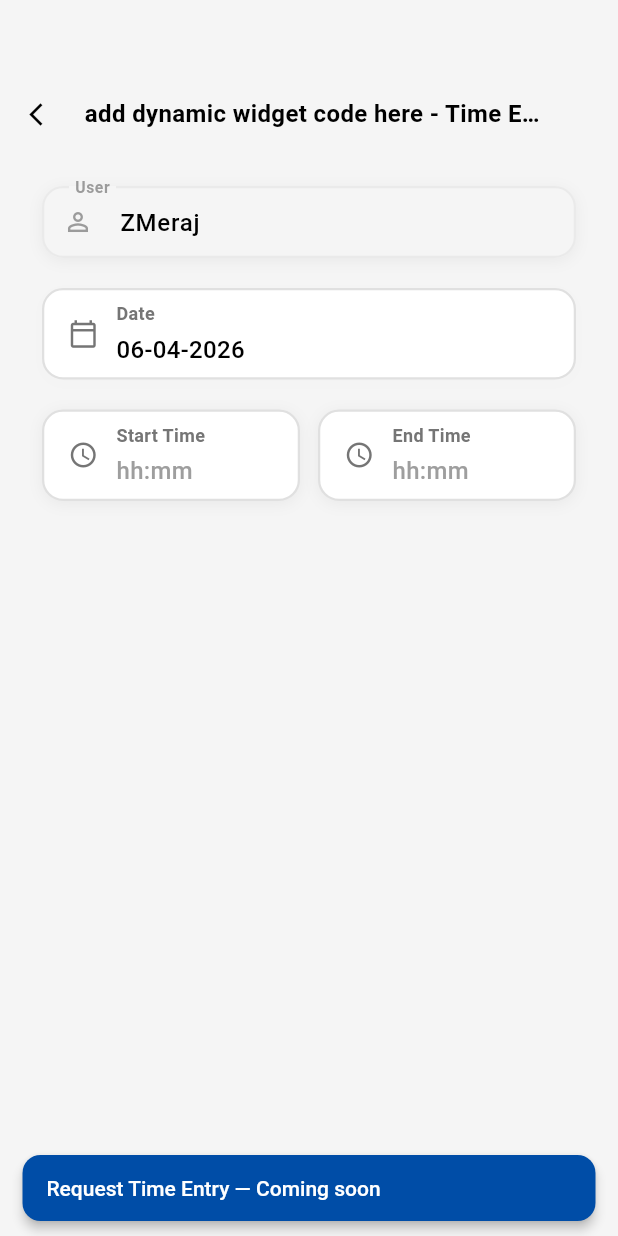
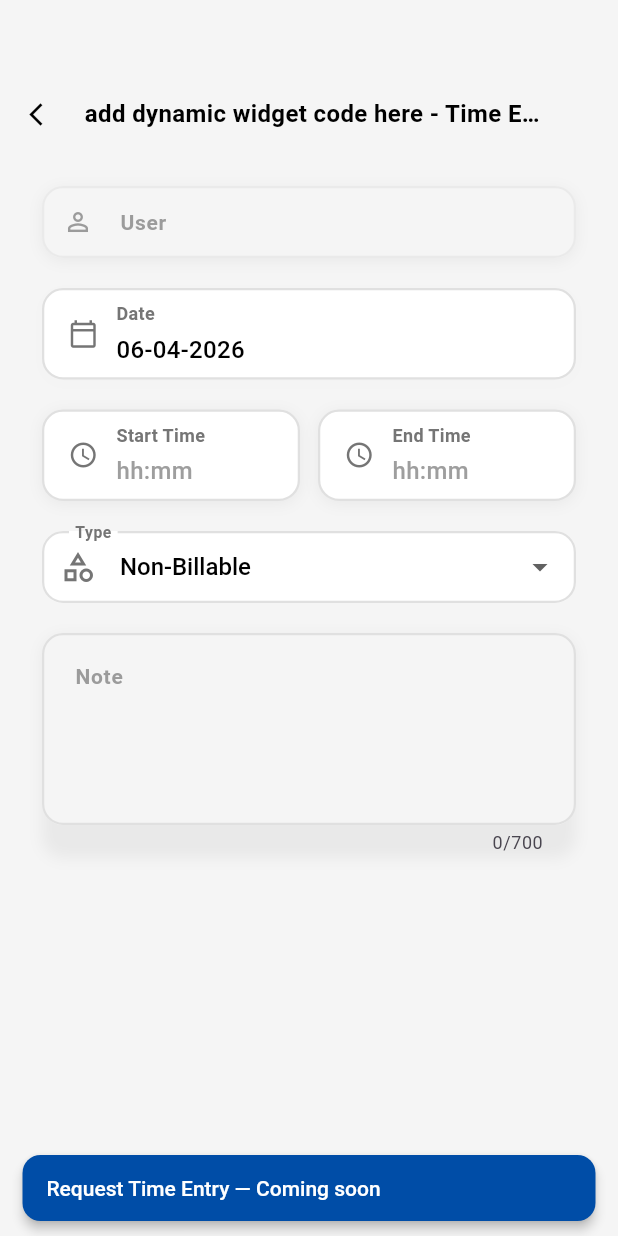
Before and after one commit to ankit76350dsv/dsv360_mobile_app, a Flutter app: the AddTimeEntryDialog screen opened directly with empty values, after a tap on "REQUEST", on a phone screen of 412 x 824 dp. Run offline on Flutter 3.47's test engine with Material 3 defaults, Android fonts, the phone set to English and light mode, and no system bars; our stand-ins replace connectivity_plus, dio, file_picker, fl_chart, flutter_riverpod, flutter_speed_dial and 4 more; missing offline and left inert: crop_your_image, syncfusion_flutter_pdfviewer, zcatalyst_sdk; accounts and stored records are empty; generated files the repository leaves out were written again; network calls fail.

Commit message:
inProgress: note field added on RequestEntryPage

```diff
--- a/lib/features/time_entry/view/pages/add_time_entry_dialog.dart
+++ b/lib/features/time_entry/view/pages/add_time_entry_dialog.dart
@@ -1048,7 +1048,7 @@ class _AddTimeEntryDialogState extends State<AddTimeEntryDialog> {
                             backgroundColor: Theme.of(context).custom.primary,
                           ),
                         );
-                        Navigator.push(context, MaterialPageRoute(builder: (context)=>RequestTimeEntriesScreen()));
+                        Navigator.push(context, MaterialPageRoute(builder: (context)=>RequestTimeEntriesScreen(currentUser: '',)));
 
 
 
--- a/lib/features/time_entry/view/pages/request_time_entries_screen.dart
+++ b/lib/features/time_entry/view/pages/request_time_entries_screen.dart
@@ -1,3 +1,4 @@
+import 'package:dsv360/core/constants/auth_manager.dart';
 import 'package:dsv360/core/constants/theme.dart';
 import 'package:dsv360/features/time_entry/model/time_entry_model.dart';
 import 'package:dsv360/features/time_entry/view/pages/timer_service.dart';
@@ -9,10 +10,15 @@ import 'package:intl/intl.dart';
 
 class RequestTimeEntriesScreen extends StatefulWidget {
 
-
+  final String currentUser;
   final TimeEntry? editingEntry; // For editing existing entry
 
-  const RequestTimeEntriesScreen({super.key, this.editingEntry,});
+  const RequestTimeEntriesScreen({
+    super.key,
+    this.editingEntry,
+    required this.currentUser,
+
+    });
 
 
 
@@ -29,6 +35,9 @@ class _RequestTimeEntriesScreenState extends State<RequestTimeEntriesScreen> {
   late TextEditingController _dateController;
   late TextEditingController _startTimeController;
   late TextEditingController _endTimeController;
+  late TextEditingController _noteController;
+  String? _selectedType;
+  final List<String> _typeOptions = ['Billable', 'Non-Billable'];
 
   DateTime? _selectedDate;
 
@@ -86,23 +95,23 @@ class _RequestTimeEntriesScreenState extends State<RequestTimeEntriesScreen> {
   }
 
   /// Calculate total time in minutes from AM/PM format times
-  int _calculateTotalMinutes(String startTimeAMPM, String endTimeAMPM) {
-    try {
-      final format = DateFormat('h:mm a');
-      final startTime = format.parse(startTimeAMPM);
-      final endTime = format.parse(endTimeAMPM);
+  // int _calculateTotalMinutes(String startTimeAMPM, String endTimeAMPM) {
+  //   try {
+  //     final format = DateFormat('h:mm a');
+  //     final startTime = format.parse(startTimeAMPM);
+  //     final endTime = format.parse(endTimeAMPM);
 
-      Duration duration = endTime.difference(startTime);
-      if (duration.isNegative) {
-        // If end time is before start time, assume next day
-        duration = Duration(hours: 24) + duration;
-      }
-      return duration.inMinutes;
-    } catch (e) {
-      debugPrint('❌ Error calculating total minutes: $e');
-      return 0;
-    }
-  }
+  //     Duration duration = endTime.difference(startTime);
+  //     if (duration.isNegative) {
+  //       // If end time is before start time, assume next day
+  //       duration = Duration(hours: 24) + duration;
+  //     }
+  //     return duration.inMinutes;
+  //   } catch (e) {
+  //     debugPrint('❌ Error calculating total minutes: $e');
+  //     return 0;
+  //   }
+  // }
 
   Future<void> _selectTime(BuildContext context, bool isStartTime) async {
     final customColors = Theme.of(context).custom;
@@ -149,12 +158,18 @@ class _RequestTimeEntriesScreenState extends State<RequestTimeEntriesScreen> {
   void initState() {
     // Todo: implement initState
     super.initState();
-     _userController = TextEditingController(text: "ZMeraj"); //replace it with dynamic value later
+
+     final firstName = AuthManager.instance.currentUser?.firstName ?? '';
+    final lastName = AuthManager.instance.currentUser?.lastName ?? '';
+    final loggedInUser = '$firstName $lastName'.trim().isNotEmpty ? '$firstName $lastName'.trim() : widget.currentUser;
+     _userController = TextEditingController(text: loggedInUser ); //replace it with dynamic value later
      _dateController = TextEditingController();
      _startTimeController = TextEditingController();
     _endTimeController = TextEditingController();
+    _noteController = TextEditingController();
 
      _selectedDate = DateTime.now();
+     _selectedType = 'Non-Billable';
 
      _dateController.text = DateFormat('dd-MM-yyyy').format(_selectedDate!);
 
@@ -165,6 +180,10 @@ class _RequestTimeEntriesScreenState extends State<RequestTimeEntriesScreen> {
       _dateController.text = DateFormat('dd-MM-yyyy').format(entry.date);
       _startTimeController.text = entry.startTime;
       _endTimeController.text = entry.endTime;
+      _selectedType = entry.type;
+      _noteController.text = entry.note;
+      _userController.text = loggedInUser;
+
 
      }
 
@@ -385,6 +404,71 @@ class _RequestTimeEntriesScreenState extends State<RequestTimeEntriesScreen> {
               const SizedBox(height: 20),
 
 
+               // Type field
+              DropdownButtonFormField<String>(
+                value: _selectedType,
+
+                hint: Text(
+                  'Type',
+                  style: TextStyle(color: customColors.textHint),
+                ),
+                style: TextStyle(
+                  color: TimerService.instance.isRunning ? customColors.textPrimary!.withValues(alpha: 0.5) : customColors.textPrimary,
+                  fontSize: 16,
+                  fontWeight: FontWeight.w500,
+                ),
+                dropdownColor: customColors.cardBackground,
+                decoration: InputDecoration(
+                  labelText: 'Type',
+                  labelStyle: TextStyle(
+                    color: customColors.textSecondary,
+                    fontSize: 14,
+                    fontWeight: FontWeight.w600,
+                  ),
+                  filled: true,
+                  fillColor: customColors.cardBackground,
+                  prefixIcon: Icon(Icons.category_outlined, color: customColors.textSecondary),
+                  border: OutlineInputBorder(
+                    borderRadius: BorderRadius.circular(14),
+                    borderSide: BorderSide(color: customColors.inputBorder!, width: 1.5),
+                  ),
+                  enabledBorder: OutlineInputBorder(
+                    borderRadius: BorderRadius.circular(14),
+                    borderSide: BorderSide(color: customColors.inputBorder!, width: 1.5),
+                  ),
+                  focusedBorder: OutlineInputBorder(
+                    borderRadius: BorderRadius.circular(14),
+                    borderSide: BorderSide(color: Colors.grey[400]!, width: 2),
+                  ),
+                  contentPadding: const EdgeInsets.symmetric(horizontal: 18, vertical: 12),
+                ),
+                items: _typeOptions.map((type) {
+                  return DropdownMenuItem(
+                    value: type,
+                    child: Text(type),
+
+                    );
+                }).toList(),
+                onChanged: TimerService.instance.isRunning ? null : (value) {
+                  setState(() => _selectedType = value);
+                },
+              ),
+              const SizedBox(height: 20),
+              // Note field
+              CustomInputField(
+                controller: _noteController,
+                labelText: 'Note',
+                hintText: 'Add notes...',
+                isMultiline: true,
+                maxLines: 4,
+                minLines: 4,
+                maxLength: 700,
+                prefixIcon: Icons.description_outlined,
+                enabled: TimerService.instance.isRunning ?false : true,
+              ),
+              const SizedBox(height: 8),
+
+
 
 
 
```
